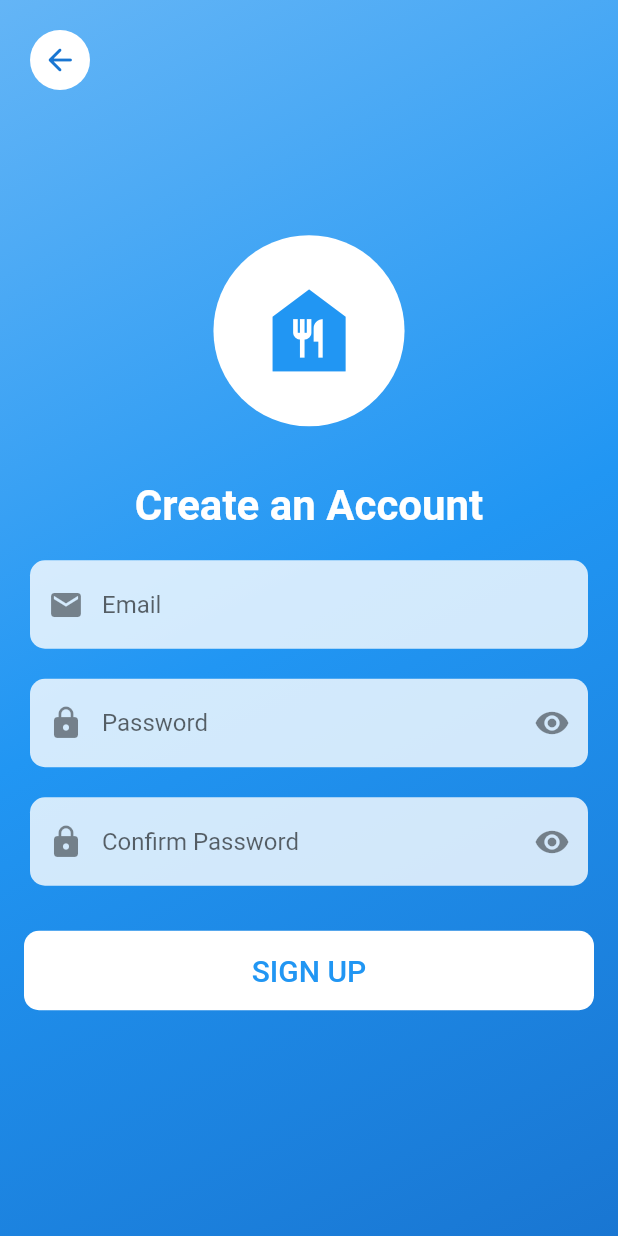
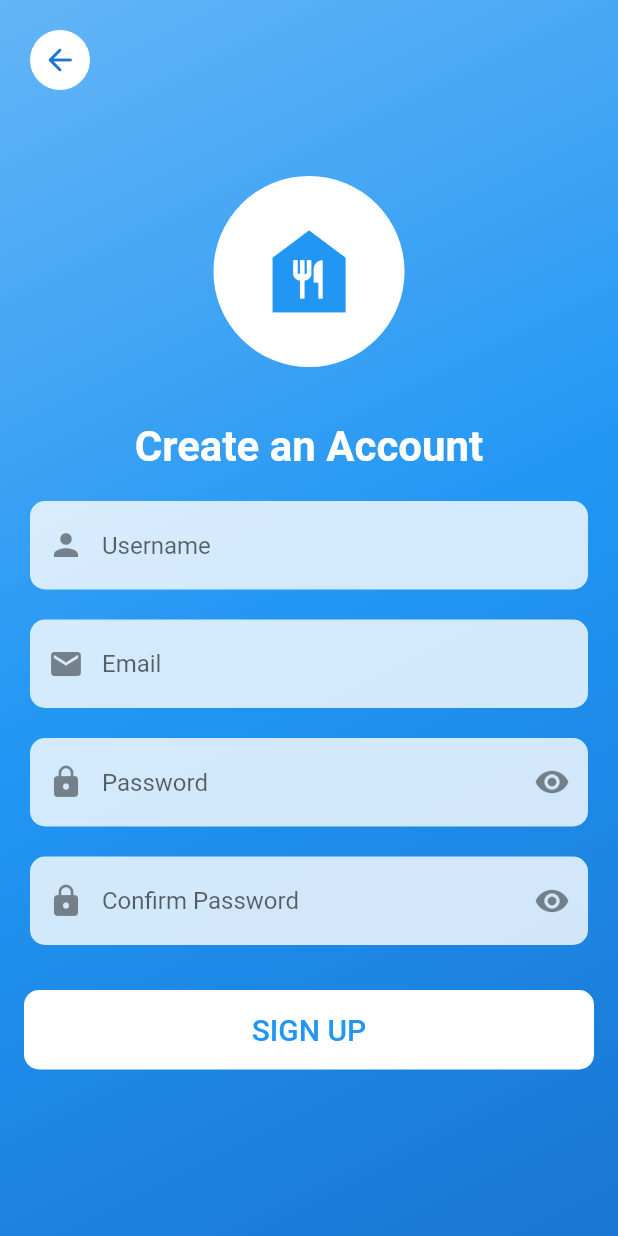
Before and after one commit to sakib556/Meal_Management_System_Mobile_App, a Flutter app: the screen it shows after launch, after a tap on "Don't have an account? Sign up", on a phone screen of 412 x 824 dp. Run offline on Flutter 3.47's test engine with Material 2 defaults, Android fonts, the phone set to English and light mode, and no system bars; our stand-ins replace connectivity_plus, dio, firebase_auth, firebase_core, firebase_database, firebase_messaging and 7 more; accounts and stored records are empty; statements that could not run were skipped.

Commit message:
create user in backend

```diff
--- a/lib/modules/authentication/singup_screen.dart
+++ b/lib/modules/authentication/singup_screen.dart
@@ -3,10 +3,14 @@ import 'package:firebase_messaging/firebase_messaging.dart';
 import 'package:flutter/material.dart';
 import 'package:firebase_auth/firebase_auth.dart';
 import 'package:flutter_easyloading/flutter_easyloading.dart';
+import 'package:meal_management/constant/constant_key.dart';
 import 'package:meal_management/global/widget/global_button.dart';
 import 'package:meal_management/modules/authentication/login_screen.dart';
 import 'package:meal_management/modules/dashboard/components/dashboard_screen.dart';
 import 'package:meal_management/utils.dart';
+import 'package:meal_management/utils/app_routes.dart';
+import 'package:meal_management/utils/navigation.dart';
+import 'package:meal_management/utils/repositories/user_service.dart';
 import 'package:meal_management/utils/styles/k_colors.dart';
 
 class SignupScreen extends StatefulWidget {
@@ -18,6 +22,7 @@ class SignupScreen extends StatefulWidget {
 
 class _SignupScreenState extends State<SignupScreen>
     with SingleTickerProviderStateMixin {
+  TextEditingController userNameController = TextEditingController();
   TextEditingController emailController = TextEditingController();
   TextEditingController passwordController = TextEditingController();
   TextEditingController confirmPasswordController = TextEditingController();
@@ -100,6 +105,23 @@ class _SignupScreenState extends State<SignupScreen>
                       Padding(
                         padding: const EdgeInsets.symmetric(horizontal: 20),
                         child: TextFormField(
+                          controller: userNameController,
+                          decoration: InputDecoration(
+                            hintText: 'Username',
+                            filled: true,
+                            fillColor: Colors.white.withOpacity(0.8),
+                            border: OutlineInputBorder(
+                              borderRadius: BorderRadius.circular(10),
+                              borderSide: BorderSide.none,
+                            ),
+                            prefixIcon: const Icon(Icons.person),
+                          ),
+                        ),
+                      ),
+                      const SizedBox(height: 20),
+                      Padding(
+                        padding: const EdgeInsets.symmetric(horizontal: 20),
+                        child: TextFormField(
                           controller: emailController,
                           decoration: InputDecoration(
                             hintText: 'Email',
@@ -133,6 +155,7 @@ class _SignupScreenState extends State<SignupScreen>
                             print(
                                 "email : ${emailController.text} pass :${passwordController.text} ");
                             if (emailController.text.isEmpty ||
+                                userNameController.text.isEmpty ||
                                 passwordController.text.isEmpty ||
                                 confirmPasswordController.text.isEmpty) {
                               EasyLoading.showError(
@@ -160,6 +183,7 @@ class _SignupScreenState extends State<SignupScreen>
     try {
       isLoading = true;
       setState(() {});
+      String userName = userNameController.text;
       String email = emailController.text.trim();
       String password = passwordController.text.trim();
       String confirmPassword = confirmPasswordController.text.trim();
@@ -181,6 +205,24 @@ class _SignupScreenState extends State<SignupScreen>
       // Show loading indicator while signing up
 
       // Create the user with Firebase authentication
+      // final userCreateResponse = await UserService().createUser(UserModel(
+      //     userName: userName,
+      //     email: email,
+      //     isAdmin: email == AppConstant.ADMIN_EMAIL.name,
+      //     isManager: false,
+      //     createdAt: DateTime.now()));
+      final result = await UserService().createUser(UserModel(
+        userName: userName,
+        email: email,
+        isAdmin: false,
+        isManager: false,
+      ));
+      if (result != null) {
+        EasyLoading.showSuccess("Success");
+      } else {
+        EasyLoading.showError("Null");
+        return;
+      }
       UserCredential response =
           await FirebaseAuth.instance.createUserWithEmailAndPassword(
         email: email,
@@ -188,7 +230,6 @@ class _SignupScreenState extends State<SignupScreen>
       );
       if (response.user != null) {
         // Successfully logged in
-
         // Get the device token
         FirebaseMessaging messaging = FirebaseMessaging.instance;
         String? deviceToken = await messaging.getToken();
@@ -199,9 +240,10 @@ class _SignupScreenState extends State<SignupScreen>
               .child('users/${response.user?.uid}/device_token')
               .set(deviceToken);
         }
+
         isLoading = false;
         setState(() {});
-        pushNavigateTo(context, const DashboardScreen());
+        Navigation.push(context, appRoutes: AppRoutes.dashboard);
         print('Signup successful! UserID: ${response.user?.uid}');
       } else {
         EasyLoading.showError("User null!");
--- a/lib/utils/app_routes.dart
+++ b/lib/utils/app_routes.dart
@@ -1,8 +1,10 @@
 import 'package:flutter/material.dart';
 import 'package:meal_management/modules/authentication/landing_screen.dart';
+import 'package:meal_management/modules/dashboard/components/dashboard_screen.dart';
 
 enum AppRoutes {
   landing,
+  dashboard,
 }
 
 extension AppRoutesExtention on AppRoutes {
@@ -10,6 +12,8 @@ extension AppRoutesExtention on AppRoutes {
     switch (this) {
       case AppRoutes.landing:
         return const LandingScreen();
+      case AppRoutes.dashboard:
+        return const DashboardScreen();
     }
   }
 }
```
Also changed, not shown: lib/constant/constant_key.dart (+3 -4 lines), lib/utils/repositories/user_service.dart (+58 -26 lines).
